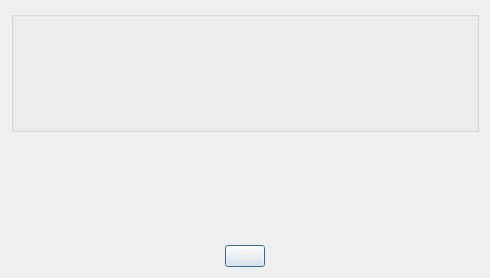
cagavriloaie/WFlowLab, file meter/helpabout.ui: the form before one commit.
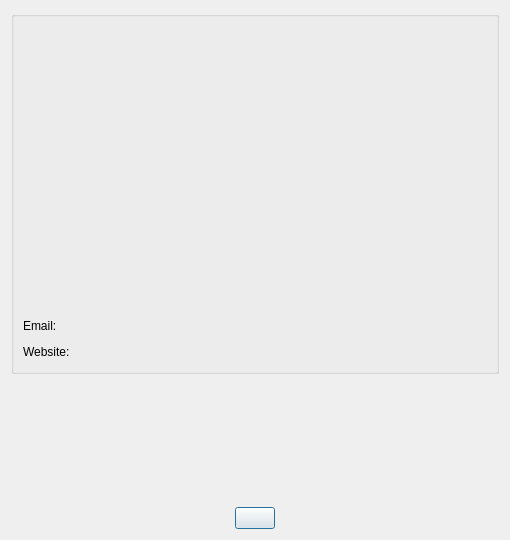
The form after the commit. Icons and pictures are not drawn.

What changed in the file:
```diff
--- a/meter/helpabout.ui
+++ b/meter/helpabout.ui
@@ -6,14 +6,20 @@
    <rect>
     <x>0</x>
     <y>0</y>
-    <width>490</width>
-    <height>278</height>
+    <width>510</width>
+    <height>540</height>
    </rect>
   </property>
   <property name="minimumSize">
    <size>
-    <width>490</width>
-    <height>230</height>
+    <width>510</width>
+    <height>540</height>
+   </size>
+  </property>
+  <property name="maximumSize">
+   <size>
+    <width>510</width>
+    <height>540</height>
    </size>
   </property>
   <property name="windowTitle">
@@ -34,153 +40,380 @@
        <layout class="QGridLayout" name="gridLayout_2">
         <item row="0" column="0">
          <layout class="QVBoxLayout" name="verticalLayout">
+          <!-- Icon and Title on same row - centered -->
           <item>
-           <layout class="QHBoxLayout" name="horizontalLayout_2">
+           <layout class="QHBoxLayout" name="horizontalLayout_header">
             <item>
-             <widget class="QLabel" name="lbName">
+             <spacer name="horizontalSpacer_left">
+              <property name="orientation">
+               <enum>Qt::Horizontal</enum>
+              </property>
+              <property name="sizeHint" stdset="0">
+               <size>
+                <width>40</width>
+                <height>20</height>
+               </size>
+              </property>
+             </spacer>
+            </item>
+            <item>
+             <widget class="QLabel" name="lbAppIcon">
+              <property name="text">
+               <string/>
+              </property>
+              <property name="alignment">
+               <set>Qt::AlignCenter</set>
+              </property>
               <property name="minimumSize">
                <size>
-                <width>195</width>
-                <height>0</height>
+                <width>64</width>
+                <height>64</height>
                </size>
               </property>
               <property name="maximumSize">
                <size>
-                <width>195</width>
-                <height>16777215</height>
+                <width>64</width>
+                <height>64</height>
                </size>
               </property>
+              <property name="scaledContents">
+               <bool>true</bool>
+              </property>
+             </widget>
+            </item>
+            <item>
+             <spacer name="horizontalSpacer_middle">
+              <property name="orientation">
+               <enum>Qt::Horizontal</enum>
+              </property>
+              <property name="sizeHint" stdset="0">
+               <size>
+                <width>10</width>
+                <height>20</height>
+               </size>
+              </property>
+             </spacer>
+            </item>
+            <item>
+             <widget class="QLabel" name="lbAppTitle">
               <property name="text">
                <string/>
               </property>
+              <property name="alignment">
+               <set>Qt::AlignVCenter|Qt::AlignLeft</set>
+              </property>
+              <property name="font">
+               <font>
+                <pointsize>16</pointsize>
+                <weight>75</weight>
+                <bold>true</bold>
+               </font>
+              </property>
              </widget>
             </item>
             <item>
-             <widget class="QLabel" name="lbNameValue">
+             <spacer name="horizontalSpacer_right">
+              <property name="orientation">
+               <enum>Qt::Horizontal</enum>
+              </property>
+              <property name="sizeHint" stdset="0">
+               <size>
+                <width>40</width>
+                <height>20</height>
+               </size>
+              </property>
+             </spacer>
+            </item>
+           </layout>
+          </item>
+          <item>
+           <widget class="QLabel" name="lbAppSubtitle">
+            <property name="text">
+             <string/>
+            </property>
+            <property name="alignment">
+             <set>Qt::AlignCenter</set>
+            </property>
+            <property name="font">
+             <font>
+              <pointsize>10</pointsize>
+             </font>
+            </property>
+           </widget>
+          </item>
+          <item>
+           <spacer name="verticalSpacer_2">
+            <property name="orientation">
+             <enum>Qt::Vertical</enum>
+            </property>
+            <property name="sizeHint" stdset="0">
+             <size>
+              <width>20</width>
+              <height>3</height>
+             </size>
+            </property>
+           </spacer>
+          </item>
+          <!-- Description -->
+          <item>
+           <widget class="QLabel" name="lbDescription">
+            <property name="text">
+             <string/>
+            </property>
+            <property name="wordWrap">
+             <bool>true</bool>
+            </property>
+            <property name="alignment">
+             <set>Qt::AlignCenter</set>
+            </property>
+           </widget>
+          </item>
+          <item>
+           <spacer name="verticalSpacer_3">
+            <property name="orientation">
+             <enum>Qt::Vertical</enum>
+            </property>
+            <property name="sizeHint" stdset="0">
+             <size>
+              <width>20</width>
+              <height>8</height>
+             </size>
+            </property>
+           </spacer>
+          </item>
+          <!-- Version Information -->
+          <item>
+           <layout class="QHBoxLayout" name="horizontalLayout_version">
+            <item>
+             <widget class="QLabel" name="lbVersion">
               <property name="text">
                <string/>
               </property>
+              <property name="minimumSize">
+               <size>
+                <width>70</width>
+                <height>0</height>
+               </size>
+              </property>
              </widget>
             </item>
+            <item>
+             <widget class="QLabel" name="lbVersionValue">
+              <property name="text">
+               <string/>
+              </property>
+             </widget>
+            </item>
            </layout>
           </item>
           <item>
-           <layout class="QHBoxLayout" name="horizontalLayout_3">
+           <layout class="QHBoxLayout" name="horizontalLayout_platform">
             <item>
-             <widget class="QLabel" name="lbCopyright">
+             <widget class="QLabel" name="lbPlatform">
+              <property name="text">
+               <string/>
+              </property>
               <property name="minimumSize">
                <size>
-                <width>195</width>
+                <width>70</width>
                 <height>0</height>
                </size>
               </property>
-              <property name="maximumSize">
+             </widget>
+            </item>
+            <item>
+             <widget class="QLabel" name="lbPlatformValue">
+              <property name="text">
+               <string/>
+              </property>
+             </widget>
+            </item>
+           </layout>
+          </item>
+          <item>
+           <layout class="QHBoxLayout" name="horizontalLayout_build">
+            <item>
+             <widget class="QLabel" name="lbBuildDate">
+              <property name="text">
+               <string/>
+              </property>
+              <property name="minimumSize">
                <size>
-                <width>195</width>
-                <height>16777215</height>
+                <width>70</width>
+                <height>0</height>
                </size>
               </property>
+             </widget>
+            </item>
+            <item>
+             <widget class="QLabel" name="lbBuildDateValue">
               <property name="text">
                <string/>
               </property>
              </widget>
             </item>
+           </layout>
+          </item>
+          <item>
+           <layout class="QHBoxLayout" name="horizontalLayout_qt">
             <item>
-             <widget class="QLabel" name="lbCopyrightValue">
+             <widget class="QLabel" name="lbQtVersion">
               <property name="text">
                <string/>
               </property>
+              <property name="minimumSize">
+               <size>
+                <width>70</width>
+                <height>0</height>
+               </size>
+              </property>
              </widget>
             </item>
+            <item>
+             <widget class="QLabel" name="lbQtVersionValue">
+              <property name="text">
+               <string/>
+              </property>
+             </widget>
+            </item>
            </layout>
           </item>
           <item>
-           <layout class="QHBoxLayout" name="horizontalLayout_4">
+           <layout class="QHBoxLayout" name="horizontalLayout_license">
+            <item>
+             <widget class="QLabel" name="lbLicense">
+              <property name="text">
+               <string/>
+              </property>
+              <property name="minimumSize">
+               <size>
+                <width>70</width>
+                <height>0</height>
+               </size>
+              </property>
+             </widget>
+            </item>
+            <item>
+             <widget class="QLabel" name="lbLicenseValue">
+              <property name="text">
+               <string/>
+              </property>
+             </widget>
+            </item>
+           </layout>
+          </item>
+          <item>
+           <spacer name="verticalSpacer_4">
+            <property name="orientation">
+             <enum>Qt::Vertical</enum>
+            </property>
+            <property name="sizeHint" stdset="0">
+             <size>
+              <width>20</width>
+              <height>8</height>
+             </size>
+            </property>
+           </spacer>
+          </item>
+          <!-- Company Information -->
+          <item>
+           <widget class="QLabel" name="lbCompany">
+            <property name="text">
+             <string/>
+            </property>
+            <property name="font">
+             <font>
+              <weight>75</weight>
+              <bold>true</bold>
+             </font>
+            </property>
+           </widget>
+          </item>
+          <item>
+           <widget class="QLabel" name="lbCopyright">
+            <property name="text">
+             <string/>
+            </property>
+           </widget>
+          </item>
+          <item>
+           <widget class="QLabel" name="lbAddress">
+            <property name="text">
+             <string/>
+            </property>
+           </widget>
+          </item>
+          <item>
+           <layout class="QHBoxLayout" name="horizontalLayout_email">
+            <item>
+             <widget class="QLabel" name="lbEmailLabel">
+              <property name="text">
+               <string>Email:</string>
+              </property>
+              <property name="minimumSize">
+               <size>
+                <width>60</width>
+                <height>0</height>
+               </size>
+              </property>
+             </widget>
+            </item>
             <item>
              <widget class="QLabel" name="lbEmail">
-              <property name="minimumSize">
-               <size>
-                <width>195</width>
-                <height>0</height>
-               </size>
-              </property>
-              <property name="maximumSize">
-               <size>
-                <width>195</width>
-                <height>16777215</height>
-               </size>
-              </property>
               <property name="text">
                <string/>
               </property>
              </widget>
             </item>
             <item>
-             <widget class="QLabel" name="lbEmailValue">
-              <property name="text">
-               <string/>
+             <spacer name="horizontalSpacer_email">
+              <property name="orientation">
+               <enum>Qt::Horizontal</enum>
               </property>
-             </widget>
+              <property name="sizeHint" stdset="0">
+               <size>
+                <width>40</width>
+                <height>20</height>
+               </size>
+              </property>
+             </spacer>
             </item>
            </layout>
           </item>
           <item>
-           <layout class="QHBoxLayout" name="horizontalLayout_5">
+           <layout class="QHBoxLayout" name="horizontalLayout_website">
             <item>
-             <widget class="QLabel" name="lbAddress">
+             <widget class="QLabel" name="lbWebsiteLabel">
+              <property name="text">
+               <string>Website:</string>
+              </property>
               <property name="minimumSize">
                <size>
-                <width>195</width>
+                <width>60</width>
                 <height>0</height>
                </size>
               </property>
-              <property name="maximumSize">
-               <size>
-                <width>195</width>
-                <height>16777215</height>
-               </size>
-              </property>
-              <property name="text">
-               <string/>
-              </property>
              </widget>
             </item>
             <item>
-             <widget class="QLabel" name="lbAddressValue">
+             <widget class="QLabel" name="lbWebsite">
               <property name="text">
                <string/>
               </property>
              </widget>
             </item>
-           </layout>
-          </item>
-          <item>
-           <layout class="QHBoxLayout" name="horizontalLayout_6">
             <item>
-             <widget class="QLabel" name="lbAuthor">
-              <property name="minimumSize">
-               <size>
-                <width>195</width>
-                <height>0</height>
-               </size>
+             <spacer name="horizontalSpacer_website">
+              <property name="orientation">
+               <enum>Qt::Horizontal</enum>
               </property>
-              <property name="maximumSize">
+              <property name="sizeHint" stdset="0">
                <size>
-                <width>195</width>
-                <height>16777215</height>
+                <width>40</width>
+                <height>20</height>
                </size>
               </property>
-              <property name="text">
-               <string/>
-              </property>
-             </widget>
-            </item>
-            <item>
-             <widget class="QLabel" name="lbAuthorValue">
-              <property name="text">
-               <string/>
-              </property>
-             </widget>
+             </spacer>
             </item>
            </layout>
           </item>
@@ -197,7 +430,7 @@
        <property name="sizeHint" stdset="0">
         <size>
          <width>20</width>
-         <height>40</height>
+         <height>10</height>
         </size>
        </property>
       </spacer>
```
